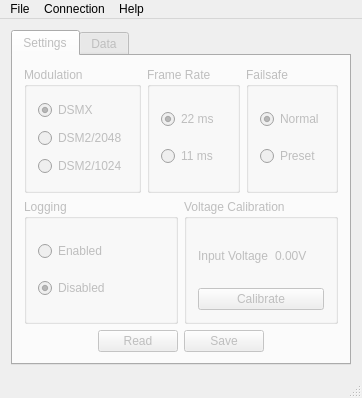
This is client/Rx12Client/mainwindow.ui in bemcgarvey/RX12 as Qt 5 draws it before an edit. The edited form follows.
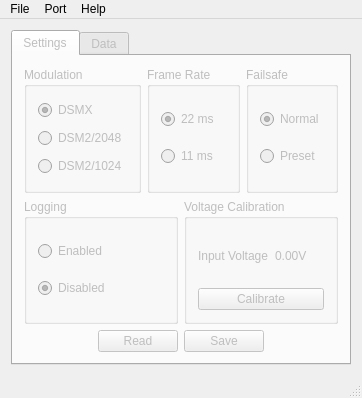
This is the edited form.

Commit message: Moved Port menu to top level

The edit to the form file:
```diff
--- a/client/Rx12Client/mainwindow.ui
+++ b/client/Rx12Client/mainwindow.ui
@@ -571,17 +571,10 @@
     </property>
     <addaction name="actionExit"/>
    </widget>
-   <widget class="QMenu" name="menuConnection">
-    <property name="title">
-     <string>Connection</string>
-    </property>
     <widget class="QMenu" name="menuPort">
      <property name="title">
       <string>Port</string>
      </property>
-     <addaction name="actionCOM1"/>
-    </widget>
-    <addaction name="menuPort"/>
    </widget>
    <widget class="QMenu" name="menuHelp">
     <property name="title">
@@ -590,7 +583,7 @@
     <addaction name="actionAbout"/>
    </widget>
    <addaction name="menuFile"/>
-   <addaction name="menuConnection"/>
+   <addaction name="menuPort"/>
    <addaction name="menuHelp"/>
   </widget>
   <widget class="QStatusBar" name="statusBar"/>
```
Lines whose indentation alone changed are shown as unchanged.
